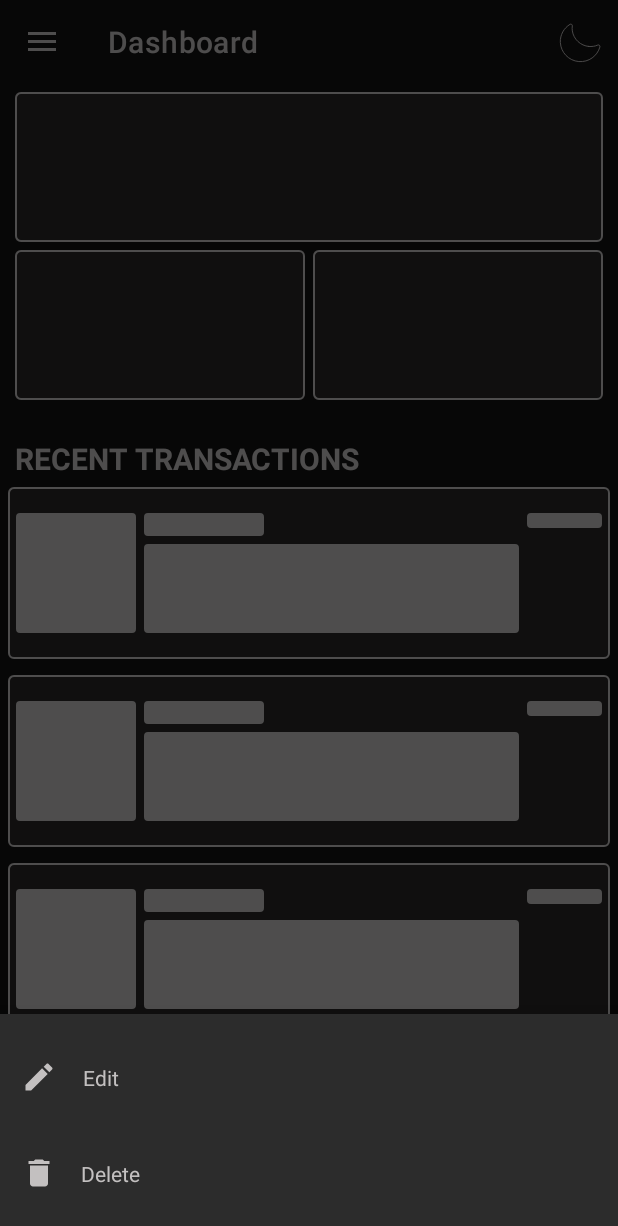
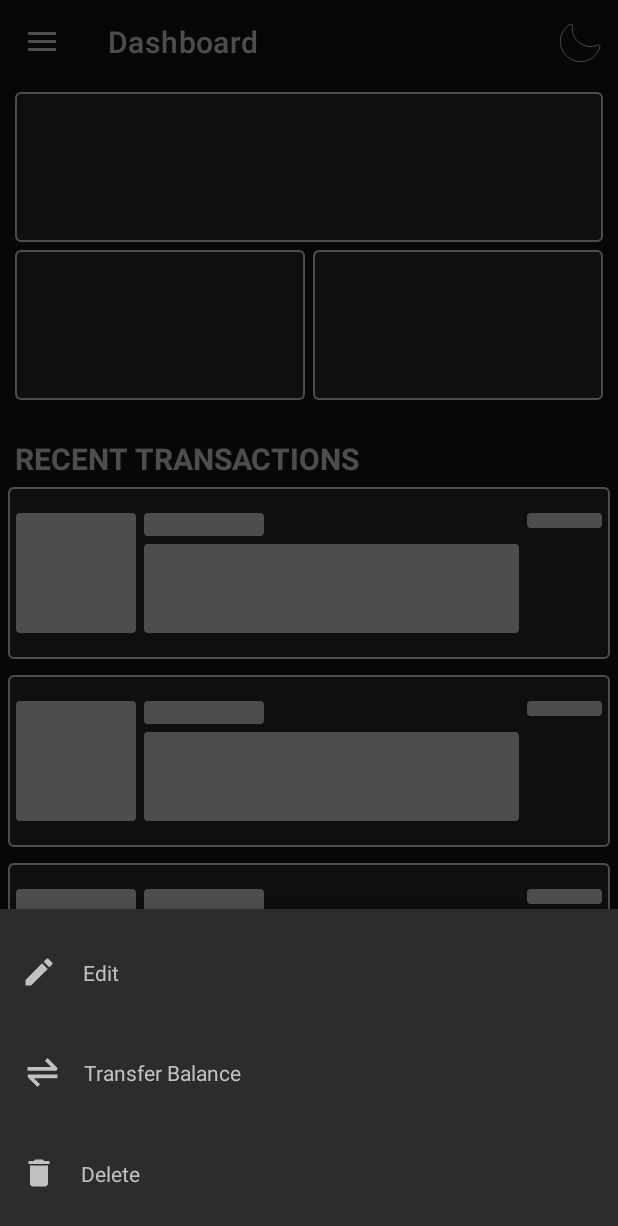
Before and after one commit to JohnDanielTejero/WalTrack_v2, an Android app: the fragment ItemActionsDialog placed in its activity, on a phone screen of 412 x 824 dp. Shown: the top 1226 px of the screen. Run offline under Robolectric (Android 15) with nearby library versions, the phone set to English and light mode, and no system bars; our stand-ins replace Room's generated code, Shimmer; 9 statements that could not run were skipped.

Commit message:
Minor update ver 2.0.1 Added:  - Add button on DashboardFragment

```diff
--- a/app/build.gradle.kts
+++ b/app/build.gradle.kts
@@ -12,8 +12,8 @@ android {
         applicationId = "com.jdt.waltrackv2"
         minSdk = 25
         this.targetSdk = 34
-        versionCode = 2;0;0
-        versionName = "2.0.0"
+        versionCode = 2;0;1
+        versionName = "2.0.1"
 
         testInstrumentationRunner = "androidx.test.runner.AndroidJUnitRunner"
     }
@@ -40,6 +40,7 @@ android {
 dependencies {
     implementation("androidx.legacy:legacy-support-v4:1.0.0")
     implementation("androidx.recyclerview:recyclerview:1.3.2")
+    implementation("androidx.core:core-ktx:+")
     val room_version = "2.6.0"
 
     implementation("androidx.room:room-runtime:$room_version")
--- a/app/src/main/java/com/jdt/waltrackv2/adapters/WalletAdapter.kt
+++ b/app/src/main/java/com/jdt/waltrackv2/adapters/WalletAdapter.kt
@@ -53,6 +53,7 @@ class WalletAdapter(
                 Toast.makeText(context, "wallet ${currentItem.walletName} deleted!", Toast.LENGTH_SHORT).show()
                 walletViewModel.deleteWallet(currentItem)
             }
+
             itemActionsDialog.setEditClickListener {
                 val intent = Intent(context, WalletEditActivity::class.java)
                 intent.putExtra("selectedWallet", currentItem.walletId)
--- a/app/src/main/java/com/jdt/waltrackv2/view/fragments/DashboardFragment.kt
+++ b/app/src/main/java/com/jdt/waltrackv2/view/fragments/DashboardFragment.kt
@@ -18,14 +18,18 @@ import androidx.recyclerview.widget.LinearLayoutManager
 import com.jdt.waltrackv2.adapters.TransactionAdapter
 import com.jdt.waltrackv2.data.view_model.TransactionViewModel
 import com.jdt.waltrackv2.data.view_model.WalletViewModel
+import com.jdt.waltrackv2.databinding.AddItemLayoutBinding
 import com.jdt.waltrackv2.databinding.BalanceShimmerPlaceholderBinding
 import com.jdt.waltrackv2.databinding.DashboardBalanceDisplayBinding
 import com.jdt.waltrackv2.databinding.DashboardIncomeDisplayBinding
 import com.jdt.waltrackv2.databinding.DashboardExpsenseDisplayBinding
 import com.jdt.waltrackv2.databinding.FragmentDashboardBinding
 import com.jdt.waltrackv2.databinding.PlaceholderTransactionsBinding
+import com.jdt.waltrackv2.utils.ActionButtonHandler
 import com.jdt.waltrackv2.utils.OnDataLoading
 import com.jdt.waltrackv2.utils.RenderElementHandler
+import com.jdt.waltrackv2.view.TransactionAddActivity
+
 class DashboardFragment : Fragment() {
 
 
@@ -33,7 +37,8 @@ class DashboardFragment : Fragment() {
 
     //dashboard binding
     private lateinit var binding: FragmentDashboardBinding
-
+    private lateinit var addItemButton: AddItemLayoutBinding
+    private lateinit var actionButtonHandler: ActionButtonHandler
     //data to be displayed at the top:
     private lateinit var dataBalance: DashboardBalanceDisplayBinding
     private  lateinit var dataExpense: DashboardExpsenseDisplayBinding
@@ -130,6 +135,12 @@ class DashboardFragment : Fragment() {
                     }
 
                 }
+                if(!::addItemButton.isInitialized){
+                    addItemButton = AddItemLayoutBinding.inflate(inflater, binding.addItemContainer, true)
+                    actionButtonHandler = ActionButtonHandler(addItemButton.root,
+                        Intent(requireContext(), TransactionAddActivity::class.java),
+                        activityResult)
+                }
 
                 binding.balanceDisplay.removeView(balancePlaceholder.root)
                 binding.incomeDisplay.removeView(incomePlaceholder.root)
--- /dev/null
+++ b/app/src/main/res/drawable/ic_transfer.xml
@@ -0,0 +1,9 @@
+<vector xmlns:android="http://schemas.android.com/apk/res/android"
+    android:width="800dp"
+    android:height="800dp"
+    android:viewportWidth="24"
+    android:viewportHeight="24">
+  <path
+      android:pathData="M19.924,10.383a1,1 0,0 0,-0.217 -1.09l-5,-5 -1.414,1.414L16.586,9H4v2h15a1,1 0,0 0,0.924 -0.617zM4.076,13.617a1,1 0,0 0,0.217 1.09l5,5 1.414,-1.414L7.414,15H20v-2H5a0.999,0.999 0,0 0,-0.924 0.617z"
+      android:fillColor="#000000"/>
+</vector>
--- a/app/src/main/res/layout/activity_add_wallet.xml
+++ b/app/src/main/res/layout/activity_add_wallet.xml
@@ -20,7 +20,6 @@
         app:layout_constraintTop_toTopOf="parent" />
 
     <LinearLayout
-        android:background="?formBackground"
         android:layout_width="match_parent"
         android:layout_height="0dp"
         android:orientation="vertical"
--- a/app/src/main/res/layout/activity_main.xml
+++ b/app/src/main/res/layout/activity_main.xml
@@ -7,9 +7,9 @@
     android:fitsSystemWindows="true"
     tools:context=".view.MainActivity"
     android:background="?main_background"
-    tools:openDrawer="start"
     >
     <androidx.constraintlayout.widget.ConstraintLayout
+        android:id="@+id/constraint_main"
         android:layout_width="match_parent"
         android:layout_height="match_parent">
         <androidx.coordinatorlayout.widget.CoordinatorLayout
@@ -61,8 +61,7 @@
             app:layout_constraintVertical_bias="0"
             android:layout_width="match_parent"
             android:layout_height="0dp"
-            app:navGraph = "@navigation/nav_graph"
-            />
+            app:navGraph = "@navigation/nav_graph"/>
     </androidx.constraintlayout.widget.ConstraintLayout>
     <com.google.android.material.navigation.NavigationView
         android:layout_width="wrap_content"
--- a/app/src/main/res/layout/activity_wallet_edit.xml
+++ b/app/src/main/res/layout/activity_wallet_edit.xml
@@ -17,7 +17,7 @@
         android:layout_height="?attr/actionBarSize"/>
 
     <LinearLayout
-        android:background="?formBackground"
+
         android:layout_width="match_parent"
         android:layout_height="0dp"
         android:orientation="vertical"
--- a/app/src/main/res/layout/dashboard_balance_display.xml
+++ b/app/src/main/res/layout/dashboard_balance_display.xml
@@ -3,7 +3,7 @@
     xmlns:android="http://schemas.android.com/apk/res/android"
     android:id="@+id/balance_display_data"
     android:clickable="true"
-    android:background="@drawable/display_ripple_click"
+    android:background="@drawable/display_ripple_click_alt_2"
     android:orientation="vertical"
     android:layout_width="match_parent"
     android:layout_height="match_parent"
--- a/app/src/main/res/layout/dashboard_expsense_display.xml
+++ b/app/src/main/res/layout/dashboard_expsense_display.xml
@@ -5,7 +5,7 @@
     android:id="@+id/expense_display_data"
     android:clickable="true"
     android:gravity="center"
-    android:background="@drawable/display_ripple_click"
+    android:background="@drawable/display_ripple_click_alt_2"
     android:orientation="vertical"
     android:layout_width="match_parent"
     android:layout_height="match_parent">
--- a/app/src/main/res/layout/dashboard_income_display.xml
+++ b/app/src/main/res/layout/dashboard_income_display.xml
@@ -7,7 +7,7 @@
     android:gravity="center"
     android:orientation="vertical"
     android:layout_width="match_parent"
-    android:background="@drawable/display_ripple_click"
+    android:background="@drawable/display_ripple_click_alt_2"
     android:layout_height="match_parent">
     <ImageView
         app:layout_constraintTop_toTopOf="parent"
--- a/app/src/main/res/layout/dialog_action_items.xml
+++ b/app/src/main/res/layout/dialog_action_items.xml
@@ -42,6 +42,38 @@
                 android:layout_height="wrap_content"/>
         </androidx.constraintlayout.widget.ConstraintLayout>
         <androidx.constraintlayout.widget.ConstraintLayout
+            android:id="@+id/tansfer_button"
+            android:clickable="true"
+            android:orientation="horizontal"
+            android:paddingHorizontal="10sp"
+            android:paddingVertical="20sp"
+            android:layout_width="match_parent"
+            android:layout_height="wrap_content">
+            <ImageView
+                app:tint="?customTitleColor"
+                android:id="@+id/transfer_icon"
+                app:layout_constraintTop_toTopOf="parent"
+                app:layout_constraintStart_toStartOf="parent"
+                app:layout_constraintEnd_toEndOf="parent"
+                app:layout_constraintBottom_toBottomOf="parent"
+                app:layout_constraintHorizontal_bias="0.01"
+                android:background="?selectableItemBackgroundBorderless"
+                android:layout_width="30sp"
+                android:layout_height="30sp"
+                android:src="@drawable/ic_transfer"
+                />
+            <TextView
+                android:textColor="?customTitleColor"
+                app:layout_constraintTop_toTopOf="parent"
+                app:layout_constraintEnd_toEndOf="parent"
+                app:layout_constraintStart_toEndOf="@id/transfer_icon"
+                app:layout_constraintBottom_toBottomOf="parent"
+                app:layout_constraintHorizontal_bias="0.05"
+                android:text="Transfer Balance"
+                android:layout_width="wrap_content"
+                android:layout_height="wrap_content"/>
+        </androidx.constraintlayout.widget.ConstraintLayout>
+        <androidx.constraintlayout.widget.ConstraintLayout
             android:id="@+id/delete_button"
             android:clickable="true"
             android:orientation="horizontal"
--- a/app/src/main/res/layout/fragment_dashboard.xml
+++ b/app/src/main/res/layout/fragment_dashboard.xml
@@ -101,7 +101,18 @@
                     android:layout_height="wrap_content"
                     />
             </FrameLayout>
+            <RelativeLayout
+                android:id="@+id/add_item_container"
+                android:layout_width="wrap_content"
+                android:layout_height="wrap_content"
+                app:layout_constraintBottom_toBottomOf="parent"
+                app:layout_constraintEnd_toEndOf="parent"
+                app:layout_constraintHorizontal_bias="0.974"
+                app:layout_constraintStart_toStartOf="parent"
+                app:layout_constraintTop_toTopOf="parent"
+                app:layout_constraintVertical_bias="0.976">
 
+            </RelativeLayout>
         </androidx.constraintlayout.widget.ConstraintLayout>
     </FrameLayout>
 </FrameLayout>
--- a/build.gradle.kts
+++ b/build.gradle.kts
@@ -1,6 +1,6 @@
 // Top-level build file where you can add configuration options common to all sub-projects/modules.
 plugins {
     id("com.android.application") version "8.1.2" apply false
-    id("org.jetbrains.kotlin.android") version "1.9.0" apply false
+    id("org.jetbrains.kotlin.android") version "2.0.0-Beta5" apply false
     kotlin("kapt") version "1.9.20" apply false
 }
```
